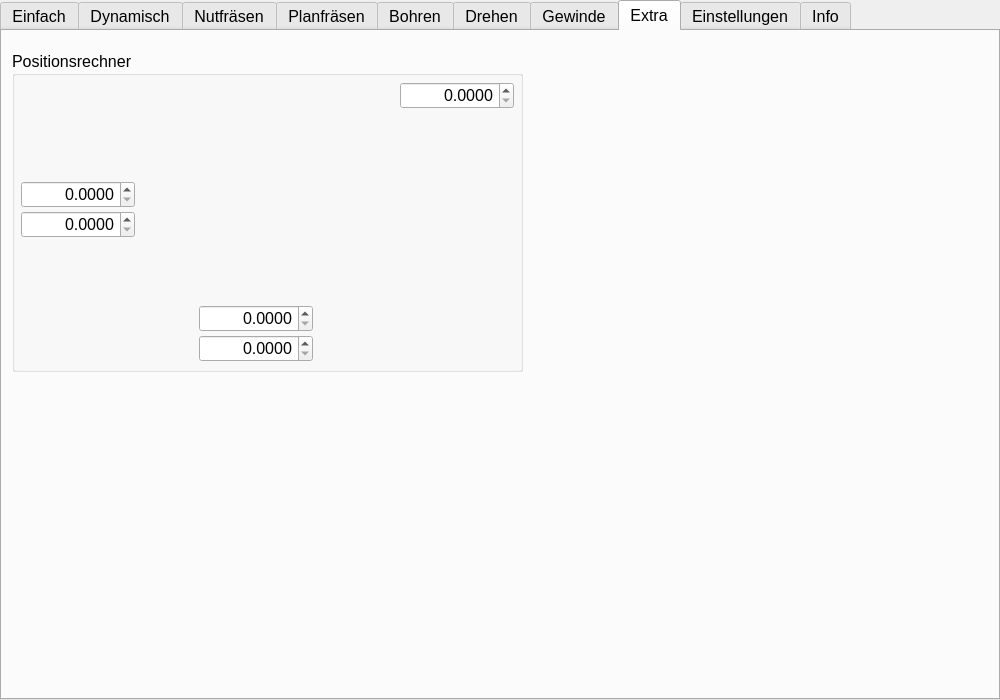
Old version of the form mainwindow.ui in the repository EinRainerZufall/SpaeneRechner.
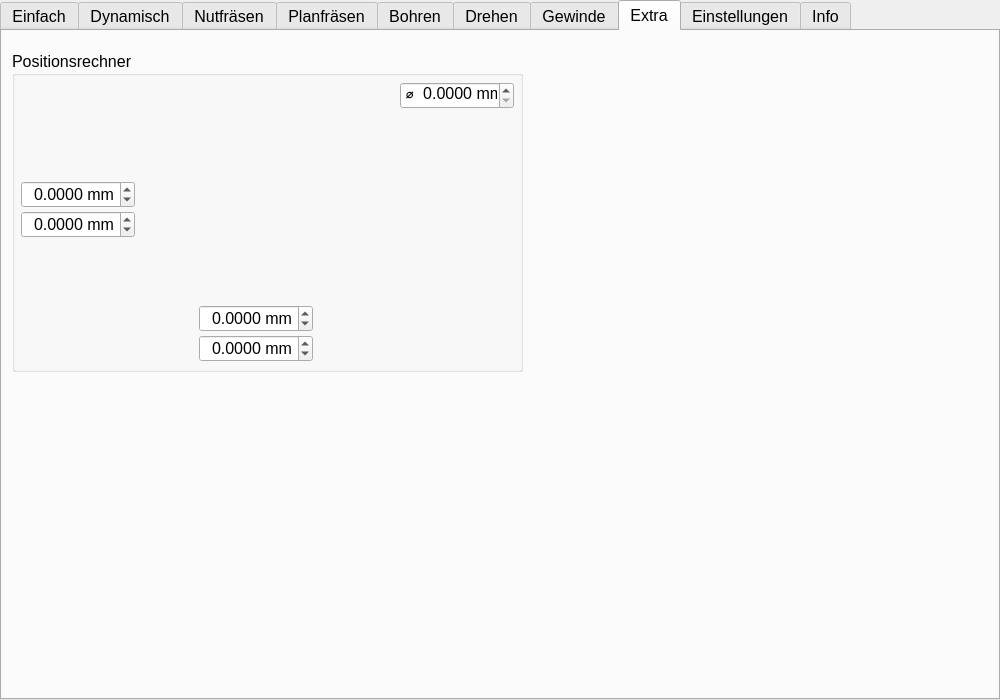
New version of the form. The open tabs and pages were chosen to show the change. Icons and pictures are not drawn.

Diff of the .ui file:
```diff
--- a/mainwindow.ui
+++ b/mainwindow.ui
@@ -4743,9 +4743,15 @@
        <property name="alignment">
         <set>Qt::AlignRight|Qt::AlignTrailing|Qt::AlignVCenter</set>
        </property>
+       <property name="suffix">
+        <string> mm</string>
+       </property>
        <property name="decimals">
         <number>4</number>
        </property>
+       <property name="minimum">
+        <double>-99999.000000000000000</double>
+       </property>
        <property name="maximum">
         <double>99999.000000000000000</double>
        </property>
@@ -4765,9 +4771,15 @@
        <property name="alignment">
         <set>Qt::AlignRight|Qt::AlignTrailing|Qt::AlignVCenter</set>
        </property>
+       <property name="suffix">
+        <string> mm</string>
+       </property>
        <property name="decimals">
         <number>4</number>
        </property>
+       <property name="minimum">
+        <double>-99999.000000000000000</double>
+       </property>
        <property name="maximum">
         <double>99999.000000000000000</double>
        </property>
@@ -4787,9 +4799,15 @@
        <property name="alignment">
         <set>Qt::AlignRight|Qt::AlignTrailing|Qt::AlignVCenter</set>
        </property>
+       <property name="suffix">
+        <string> mm</string>
+       </property>
        <property name="decimals">
         <number>4</number>
        </property>
+       <property name="minimum">
+        <double>-99999.000000000000000</double>
+       </property>
        <property name="maximum">
         <double>99999.000000000000000</double>
        </property>
@@ -4809,9 +4827,15 @@
        <property name="alignment">
         <set>Qt::AlignRight|Qt::AlignTrailing|Qt::AlignVCenter</set>
        </property>
+       <property name="suffix">
+        <string> mm</string>
+       </property>
        <property name="decimals">
         <number>4</number>
        </property>
+       <property name="minimum">
+        <double>-99999.000000000000000</double>
+       </property>
        <property name="maximum">
         <double>99999.000000000000000</double>
        </property>
@@ -4831,6 +4855,12 @@
        <property name="alignment">
         <set>Qt::AlignRight|Qt::AlignTrailing|Qt::AlignVCenter</set>
        </property>
+       <property name="prefix">
+        <string>⌀  </string>
+       </property>
+       <property name="suffix">
+        <string> mm</string>
+       </property>
        <property name="decimals">
         <number>4</number>
        </property>
```
Left out of the diff: 10 changed lines with no effect on the pictures.
